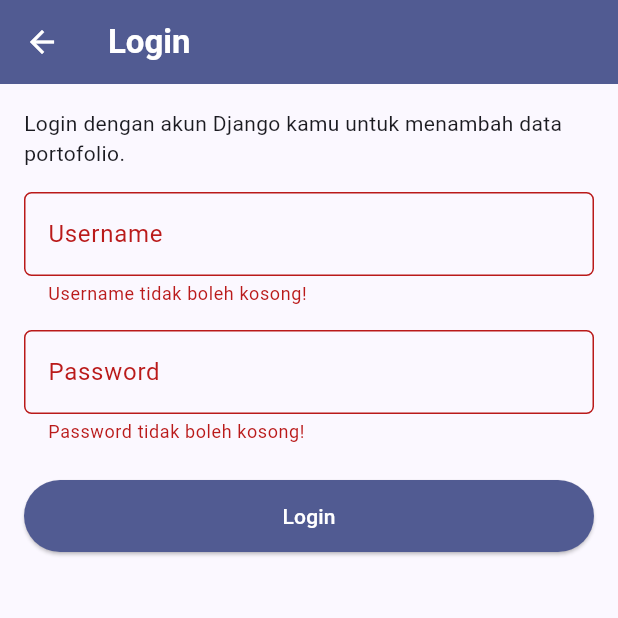
After one commit to adiradmnk/myportofolio_mobile, a Flutter app: the LoginScreen screen opened directly, after a tap on "Login", on a phone screen of 412 x 824 dp, the top half of it. The commit adds this screen. Run offline on Flutter 3.47's test engine with Material 3 defaults, Android fonts, the phone set to English and light mode, and no system bars; our stand-ins replace material_ui; generated files the repository leaves out were written again.

Commit message:
feat: tambahkan layar login, route guard, dan MultiProvider

```diff
--- a/lib/main.dart
+++ b/lib/main.dart
@@ -1,16 +1,29 @@
 import 'package:material_ui/material_ui.dart';
 import 'package:myportofolio_mobile/screens/menu.dart';
+import 'package:myportofolio_mobile/services/api_client.dart';
+import 'package:myportofolio_mobile/services/auth_state.dart';
+import 'package:provider/provider.dart';
 
 void main() {
-  runApp(const MyApp());
+  runApp(MyApp(apiClient: ApiClient()));
 }
 
 class MyApp extends StatelessWidget {
-  const MyApp({super.key});
+  const MyApp({required this.apiClient, super.key});
+
+  /// Disuntikkan dari luar agar test bisa memakai `MockClient`.
+  final ApiClient apiClient;
 
   @override
   Widget build(BuildContext context) {
-    return MaterialApp(
+    // MultiProvider menyisipkan ApiClient dan AuthState ke widget tree
+    // sehingga bisa diakses dari widget mana pun lewat context.read/watch.
+    return MultiProvider(
+      providers: [
+        Provider.value(value: apiClient),
+        ChangeNotifierProvider(create: (_) => AuthState(apiClient)),
+      ],
+      child: MaterialApp(
         title: 'MyPortfolio',
         theme: ThemeData(
           colorScheme: ColorScheme.fromSeed(
@@ -20,6 +33,7 @@ class MyApp extends StatelessWidget {
           useMaterial3: true,
         ),
         home: MyHomePage(),
+      ),
     );
   }
 }
--- /dev/null
+++ b/lib/screens/login_screen.dart
@@ -0,0 +1,140 @@
+import 'package:http/http.dart' as http;
+import 'package:material_ui/material_ui.dart';
+import 'package:myportofolio_mobile/services/api_client.dart';
+import 'package:myportofolio_mobile/services/auth_state.dart';
+import 'package:provider/provider.dart';
+
+/// Layar login yang menukar username + password menjadi token DRF.
+///
+/// Mengembalikan `true` lewat `Navigator.pop` jika login berhasil.
+class LoginScreen extends StatefulWidget {
+  const LoginScreen({super.key});
+
+  @override
+  State<LoginScreen> createState() => _LoginScreenState();
+}
+
+class _LoginScreenState extends State<LoginScreen> {
+  final _formKey = GlobalKey<FormState>();
+
+  String _username = '';
+  String _password = '';
+  bool _isSubmitting = false;
+
+  Future<void> _submit() async {
+    if (!_formKey.currentState!.validate()) return;
+
+    setState(() {
+      _isSubmitting = true;
+    });
+
+    String? error;
+    try {
+      await context.read<AuthState>().login(_username.trim(), _password);
+      if (!mounted) return;
+      Navigator.pop(context, true);
+      return;
+    } on ApiException catch (e) {
+      // DRF membalas 400 untuk username/password yang salah.
+      error = e.statusCode == 400
+          ? 'Login gagal (${e.statusCode}): username atau password salah.'
+          : 'Login gagal (${e.statusCode}): ${e.userMessage}';
+    } on http.ClientException {
+      error = 'Tidak dapat terhubung ke server. Pastikan backend berjalan.';
+    } finally {
+      if (mounted) {
+        setState(() {
+          _isSubmitting = false;
+        });
+      }
+    }
+
+    if (!mounted) return;
+    ScaffoldMessenger.of(context)
+      ..hideCurrentSnackBar()
+      ..showSnackBar(SnackBar(content: Text(error)));
+  }
+
+  @override
+  Widget build(BuildContext context) {
+    return Scaffold(
+      appBar: AppBar(
+        title: const Text(
+          'Login',
+          style: TextStyle(color: Colors.white, fontWeight: FontWeight.bold),
+        ),
+        backgroundColor: Theme.of(context).colorScheme.primary,
+        iconTheme: const IconThemeData(color: Colors.white),
+      ),
+      body: Form(
+        key: _formKey,
+        child: SingleChildScrollView(
+          padding: const EdgeInsets.all(16),
+          child: Column(
+            crossAxisAlignment: CrossAxisAlignment.stretch,
+            children: [
+              const Text(
+                'Login dengan akun Django kamu untuk menambah data portofolio.',
+              ),
+              const SizedBox(height: 16),
+              TextFormField(
+                decoration: InputDecoration(
+                  hintText: 'Username',
+                  labelText: 'Username',
+                  border: OutlineInputBorder(
+                    borderRadius: BorderRadius.circular(5),
+                  ),
+                ),
+                textInputAction: TextInputAction.next,
+                autofillHints: const [AutofillHints.username],
+                onChanged: (value) => _username = value,
+                validator: (value) {
+                  if (value == null || value.trim().isEmpty) {
+                    return 'Username tidak boleh kosong!';
+                  }
+                  return null;
+                },
+              ),
+              const SizedBox(height: 16),
+              TextFormField(
+                obscureText: true,
+                decoration: InputDecoration(
+                  hintText: 'Password',
+                  labelText: 'Password',
+                  border: OutlineInputBorder(
+                    borderRadius: BorderRadius.circular(5),
+                  ),
+                ),
+                autofillHints: const [AutofillHints.password],
+                onChanged: (value) => _password = value,
+                onFieldSubmitted: (_) => _isSubmitting ? null : _submit(),
+                validator: (value) {
+                  if (value == null || value.isEmpty) {
+                    return 'Password tidak boleh kosong!';
+                  }
+                  return null;
+                },
+              ),
+              const SizedBox(height: 24),
+              ElevatedButton(
+                style: ElevatedButton.styleFrom(
+                  backgroundColor: Theme.of(context).colorScheme.primary,
+                  foregroundColor: Colors.white,
+                  padding: const EdgeInsets.symmetric(vertical: 14),
+                ),
+                onPressed: _isSubmitting ? null : _submit,
+                child: _isSubmitting
+                    ? const SizedBox(
+                        height: 20,
+                        width: 20,
+                        child: CircularProgressIndicator(strokeWidth: 2),
+                      )
+                    : const Text('Login'),
+              ),
+            ],
+          ),
+        ),
+      ),
+    );
+  }
+}
--- /dev/null
+++ b/lib/widgets/auth_guard.dart
@@ -0,0 +1,17 @@
+import 'package:material_ui/material_ui.dart';
+import 'package:myportofolio_mobile/screens/login_screen.dart';
+import 'package:myportofolio_mobile/services/auth_state.dart';
+import 'package:provider/provider.dart';
+
+/// Memastikan pengguna sudah login sebelum membuka layar/aksi yang
+/// dilindungi. Jika belum, [LoginScreen] dibuka dengan `Navigator.push`
+/// dan fungsi ini mengembalikan `true` hanya jika login berhasil.
+Future<bool> ensureLoggedIn(BuildContext context) async {
+  if (context.read<AuthState>().isLoggedIn) return true;
+
+  final loggedIn = await Navigator.push<bool>(
+    context,
+    MaterialPageRoute(builder: (_) => const LoginScreen()),
+  );
+  return loggedIn ?? false;
+}
```
Lines whose indentation alone changed are shown as unchanged.
